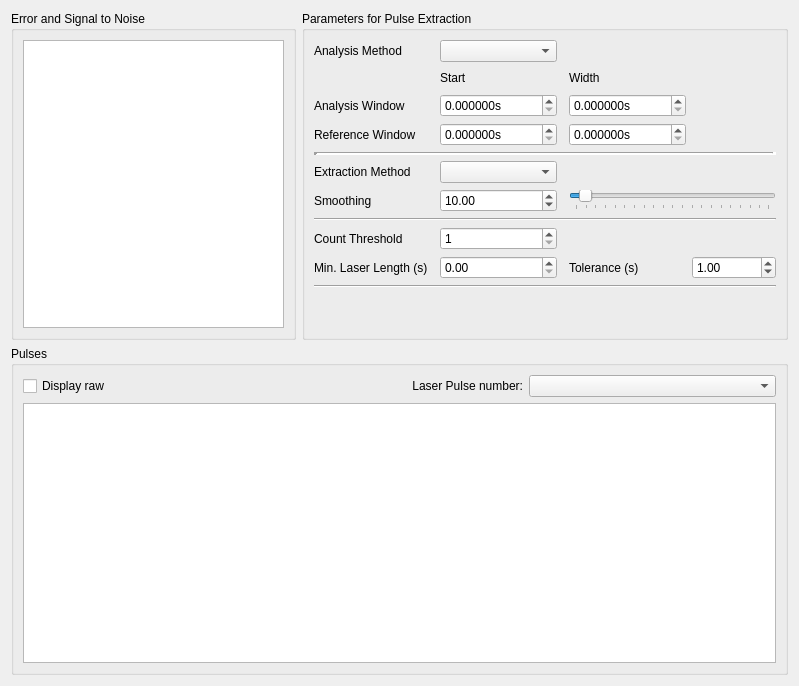
Qt form gui/pulsed/ui_pulse_extraction.ui (Ulm-IQO/qudi) before a commit.
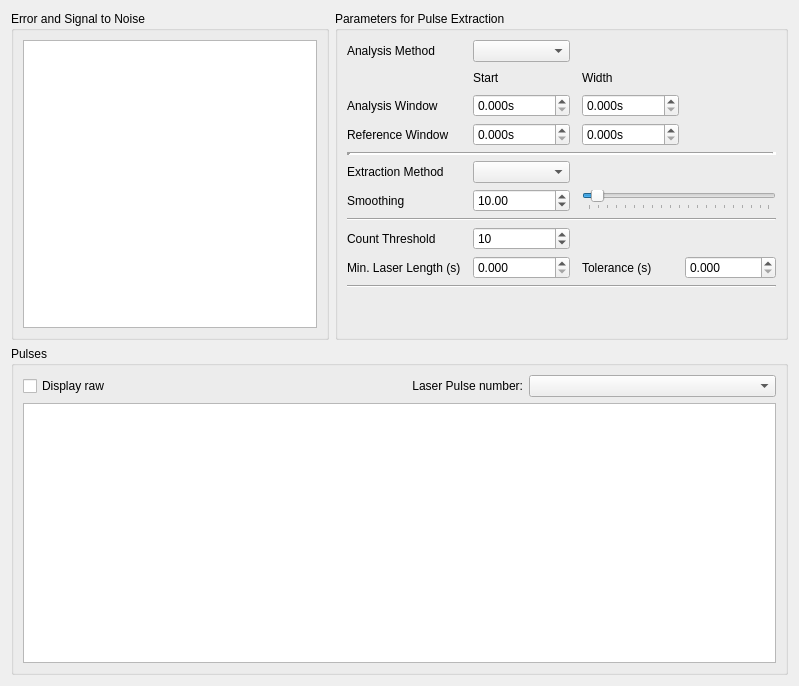
The same form after that commit. Custom widgets are drawn as their Qt base class.

What changed in the file:
```diff
--- a/gui/pulsed/ui_pulse_extraction.ui
+++ b/gui/pulsed/ui_pulse_extraction.ui
@@ -73,6 +73,9 @@
           <property name="maximum">
            <number>999999999</number>
           </property>
+          <property name="value">
+           <number>10</number>
+          </property>
          </widget>
         </item>
         <item row="6" column="2">
@@ -146,11 +149,14 @@
           <property name="enabled">
            <bool>true</bool>
           </property>
+          <property name="decimals">
+           <number>3</number>
+          </property>
           <property name="maximum">
            <double>999999999.000000000000000</double>
           </property>
           <property name="value">
-           <double>1.000000000000000</double>
+           <double>0.000000000000000</double>
           </property>
          </widget>
         </item>
@@ -190,12 +196,18 @@
         </item>
         <item row="9" column="2">
          <widget class="ScienDSpinBox" name="extract_param_min_laser_length_SpinBox">
+          <property name="decimals">
+           <number>3</number>
+          </property>
           <property name="minimum">
            <double>0.000000000000000</double>
           </property>
           <property name="maximum">
            <double>999999999.000000000000000</double>
           </property>
+          <property name="value">
+           <double>0.000000000000000</double>
+          </property>
          </widget>
         </item>
         <item row="1" column="2">
@@ -241,7 +253,7 @@
            <string>s</string>
           </property>
           <property name="decimals">
-           <number>6</number>
+           <number>3</number>
           </property>
           <property name="maximum">
            <double>999999999.990000009536743</double>
@@ -254,7 +266,7 @@
            <string>s</string>
           </property>
           <property name="decimals">
-           <number>6</number>
+           <number>3</number>
           </property>
           <property name="maximum">
            <double>999999999.990000009536743</double>
@@ -267,7 +279,7 @@
            <string>s</string>
           </property>
           <property name="decimals">
-           <number>6</number>
+           <number>3</number>
           </property>
           <property name="maximum">
            <double>999999999.990000009536743</double>
@@ -280,7 +292,7 @@
            <string>s</string>
           </property>
           <property name="decimals">
-           <number>6</number>
+           <number>3</number>
           </property>
           <property name="maximum">
            <double>999999999.990000009536743</double>
@@ -337,16 +349,16 @@
   </layout>
  </widget>
  <customwidgets>
-  <customwidget>
-   <class>PlotWidget</class>
-   <extends>QGraphicsView</extends>
-   <header>pyqtgraph</header>
-  </customwidget>
   <customwidget>
    <class>ScienDSpinBox</class>
    <extends>QDoubleSpinBox</extends>
    <header>qtwidgets.scientific_spinbox.h</header>
   </customwidget>
+  <customwidget>
+   <class>PlotWidget</class>
+   <extends>QGraphicsView</extends>
+   <header>pyqtgraph</header>
+  </customwidget>
  </customwidgets>
  <tabstops>
   <tabstop>measuring_error_PlotWidget</tabstop>
```
